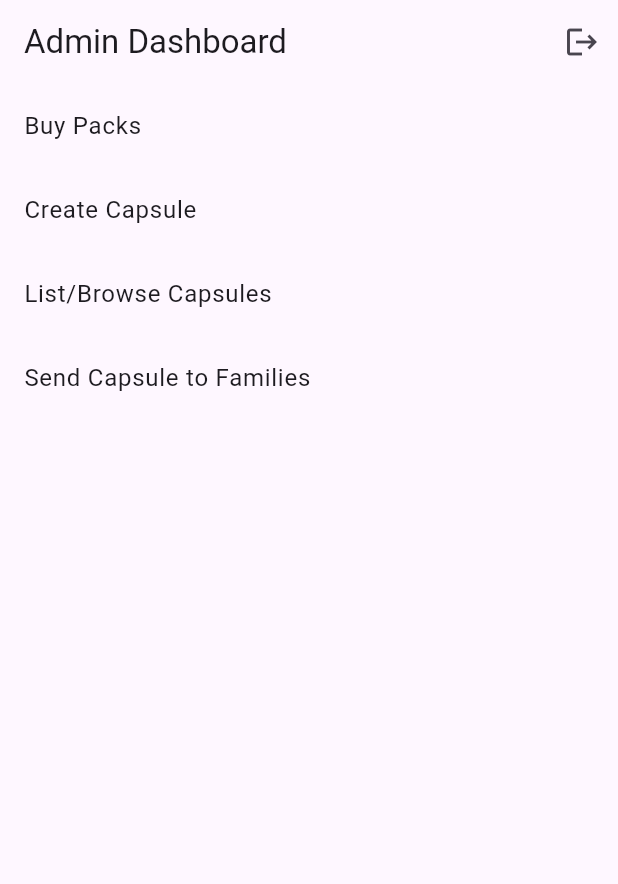
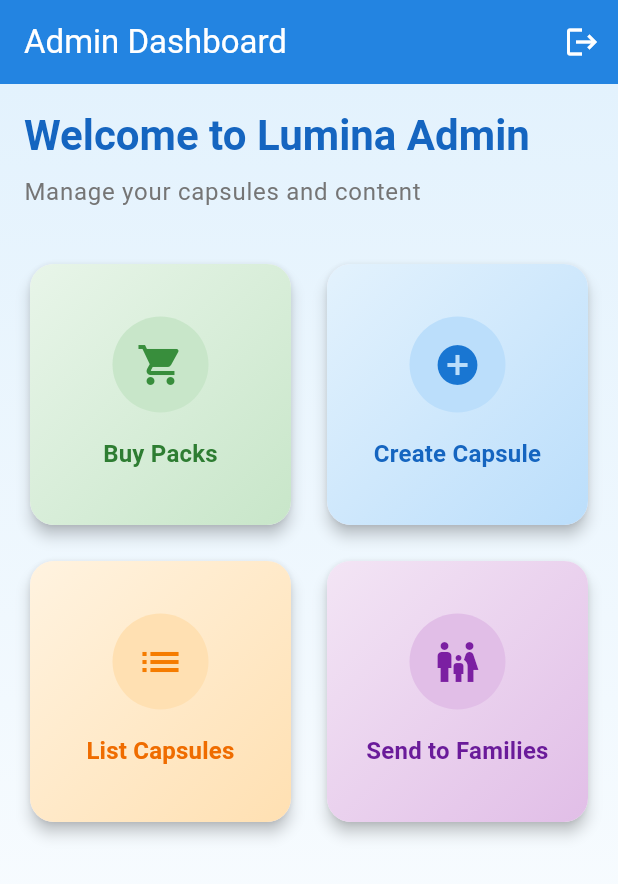
Before and after one commit to wilfredoperezrivero/lumina, a Flutter app: the screen it shows once a user with an empty profile is signed in, on a phone screen of 412 x 824 dp. Shown: the top 884 px of the screen. Run offline on Flutter 3.47's test engine with Material 3 defaults, Android fonts, the phone set to English and light mode, and no system bars; our stand-ins replace file_picker, flutter_riverpod, go_router, supabase_flutter; accounts and stored records are empty.

Commit message:
Enhance admin dashboard UI with gradient background and action cards. Added a welcome message and improved layout for better user experience. Updated logout button styling and removed deprecated comments.

```diff
--- a/lib/pages/admin/dashboard.dart
+++ b/lib/pages/admin/dashboard.dart
@@ -8,11 +8,13 @@ class AdminDashboardPage extends StatelessWidget {
     return Scaffold(
       appBar: AppBar(
         title: Text('Admin Dashboard'),
+        backgroundColor: Colors.blue[600],
+        foregroundColor: Colors.white,
+        elevation: 2,
         actions: [
           IconButton(
             icon: Icon(Icons.logout),
             onPressed: () async {
-              // Add logout functionality
               await AuthService.signOut();
               if (context.mounted) {
                 context.go('/login');
@@ -21,25 +23,130 @@ class AdminDashboardPage extends StatelessWidget {
           ),
         ],
       ),
-      body: ListView(
-        children: [
-          ListTile(
-            title: Text('Buy Packs'),
-            onTap: () => context.go('/admin/buy_packs'),
+      body: Container(
+        decoration: BoxDecoration(
+          gradient: LinearGradient(
+            begin: Alignment.topCenter,
+            end: Alignment.bottomCenter,
+            colors: [Colors.blue[50]!, Colors.white],
           ),
-          ListTile(
-            title: Text('Create Capsule'),
-            onTap: () => context.go('/admin/create_capsule'),
+        ),
+        child: Padding(
+          padding: const EdgeInsets.all(16.0),
+          child: Column(
+            crossAxisAlignment: CrossAxisAlignment.start,
+            children: [
+              Text(
+                'Welcome to Lumina Admin',
+                style: Theme.of(context).textTheme.headlineMedium?.copyWith(
+                      fontWeight: FontWeight.bold,
+                      color: Colors.blue[800],
+                    ),
+              ),
+              SizedBox(height: 8),
+              Text(
+                'Manage your capsules and content',
+                style: Theme.of(context).textTheme.bodyLarge?.copyWith(
+                      color: Colors.grey[600],
+                    ),
+              ),
+              SizedBox(height: 32),
+              Expanded(
+                child: GridView.count(
+                  crossAxisCount: 2,
+                  crossAxisSpacing: 16,
+                  mainAxisSpacing: 16,
+                  children: [
+                    _buildActionCard(
+                      context,
+                      'Buy Packs',
+                      Icons.shopping_cart,
+                      Colors.green,
+                      () => context.go('/admin/buy_packs'),
+                    ),
+                    _buildActionCard(
+                      context,
+                      'Create Capsule',
+                      Icons.add_circle,
+                      Colors.blue,
+                      () => context.go('/admin/create_capsule'),
+                    ),
+                    _buildActionCard(
+                      context,
+                      'List Capsules',
+                      Icons.list,
+                      Colors.orange,
+                      () => context.go('/admin/list_capsules'),
+                    ),
+                    _buildActionCard(
+                      context,
+                      'Send to Families',
+                      Icons.family_restroom,
+                      Colors.purple,
+                      () => context.go('/admin/send_capsule'),
+                    ),
+                  ],
+                ),
+              ),
+            ],
           ),
-          ListTile(
-            title: Text('List/Browse Capsules'),
-            onTap: () => context.go('/admin/list_capsules'),
+        ),
+      ),
+    );
+  }
+
+  Widget _buildActionCard(
+    BuildContext context,
+    String title,
+    IconData icon,
+    MaterialColor color,
+    VoidCallback onTap,
+  ) {
+    return Card(
+      elevation: 4,
+      shape: RoundedRectangleBorder(
+        borderRadius: BorderRadius.circular(16),
+      ),
+      child: InkWell(
+        onTap: onTap,
+        borderRadius: BorderRadius.circular(16),
+        child: Container(
+          padding: EdgeInsets.all(20),
+          decoration: BoxDecoration(
+            borderRadius: BorderRadius.circular(16),
+            gradient: LinearGradient(
+              begin: Alignment.topLeft,
+              end: Alignment.bottomRight,
+              colors: [color[50]!, color[100]!],
+            ),
           ),
-          ListTile(
-            title: Text('Send Capsule to Families'),
-            onTap: () => context.go('/admin/send_capsule'),
+          child: Column(
+            mainAxisAlignment: MainAxisAlignment.center,
+            children: [
+              Container(
+                padding: EdgeInsets.all(16),
+                decoration: BoxDecoration(
+                  color: color[100],
+                  shape: BoxShape.circle,
+                ),
+                child: Icon(
+                  icon,
+                  size: 32,
+                  color: color[700],
+                ),
+              ),
+              SizedBox(height: 16),
+              Text(
+                title,
+                style: Theme.of(context).textTheme.titleMedium?.copyWith(
+                      fontWeight: FontWeight.bold,
+                      color: color[800],
+                    ),
+                textAlign: TextAlign.center,
+              ),
+            ],
           ),
-        ],
+        ),
       ),
     );
   }
```
